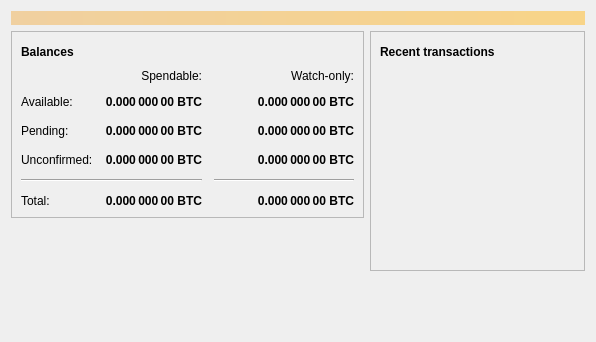
The window that src/qt/forms/overviewpage.ui (bitnet-io/bitnet-core) describes before a commit, drawn with Qt 5.
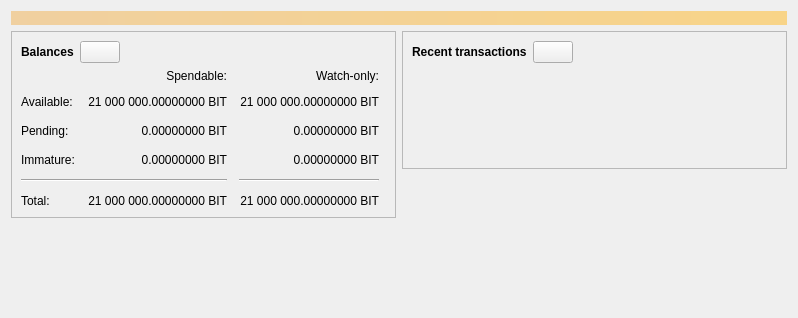
The same window after the commit. Icons and pictures are not drawn. Custom widgets are drawn as their Qt base class.

```diff
--- a/src/qt/forms/overviewpage.ui
+++ b/src/qt/forms/overviewpage.ui
@@ -6,8 +6,8 @@
    <rect>
     <x>0</x>
     <y>0</y>
-    <width>596</width>
-    <height>342</height>
+    <width>798</width>
+    <height>318</height>
    </rect>
   </property>
   <property name="windowTitle">
@@ -68,7 +68,7 @@
               </property>
               <property name="maximumSize">
                <size>
-                <width>30</width>
+                <width>45</width>
                 <height>16777215</height>
                </size>
               </property>
@@ -89,9 +89,6 @@
                 <height>24</height>
                </size>
               </property>
-              <property name="flat">
-               <bool>true</bool>
-              </property>
              </widget>
             </item>
             <item>
@@ -116,12 +113,6 @@
             </property>
             <item row="2" column="2">
              <widget class="QLabel" name="labelWatchPending">
-              <property name="font">
-               <font>
-                <weight>75</weight>
-                <bold>true</bold>
-               </font>
-              </property>
               <property name="cursor">
                <cursorShape>IBeamCursor</cursorShape>
               </property>
@@ -129,7 +120,7 @@
                <string>Unconfirmed transactions to watch-only addresses</string>
               </property>
               <property name="text">
-               <string notr="true">0.000 000 00 BTC</string>
+               <string notr="true">0.00000000 BIT</string>
               </property>
               <property name="alignment">
                <set>Qt::AlignRight|Qt::AlignTrailing|Qt::AlignVCenter</set>
@@ -141,12 +132,6 @@
             </item>
             <item row="2" column="1">
              <widget class="QLabel" name="labelUnconfirmed">
-              <property name="font">
-               <font>
-                <weight>75</weight>
-                <bold>true</bold>
-               </font>
-              </property>
               <property name="cursor">
                <cursorShape>IBeamCursor</cursorShape>
               </property>
@@ -154,7 +139,7 @@
                <string>Total of transactions that have yet to be confirmed, and do not yet count toward the spendable balance</string>
               </property>
               <property name="text">
-               <string notr="true">0.000 000 00 BTC</string>
+               <string notr="true">0.00000000 BIT</string>
               </property>
               <property name="alignment">
                <set>Qt::AlignRight|Qt::AlignTrailing|Qt::AlignVCenter</set>
@@ -166,12 +151,6 @@
             </item>
             <item row="3" column="2">
              <widget class="QLabel" name="labelWatchImmature">
-              <property name="font">
-               <font>
-                <weight>75</weight>
-                <bold>true</bold>
-               </font>
-              </property>
               <property name="cursor">
                <cursorShape>IBeamCursor</cursorShape>
               </property>
@@ -179,7 +158,7 @@
                <string>Mined balance in watch-only addresses that has not yet matured</string>
               </property>
               <property name="text">
-               <string notr="true">0.000 000 00 BTC</string>
+               <string notr="true">0.00000000 BIT</string>
               </property>
               <property name="alignment">
                <set>Qt::AlignRight|Qt::AlignTrailing|Qt::AlignVCenter</set>
@@ -224,12 +203,6 @@
             </item>
             <item row="3" column="1">
              <widget class="QLabel" name="labelImmature">
-              <property name="font">
-               <font>
-                <weight>75</weight>
-                <bold>true</bold>
-               </font>
-              </property>
               <property name="cursor">
                <cursorShape>IBeamCursor</cursorShape>
               </property>
@@ -237,7 +210,7 @@
                <string>Mined balance that has not yet matured</string>
               </property>
               <property name="text">
-               <string notr="true">0.000 000 00 BTC</string>
+               <string notr="true">0.00000000 BIT</string>
               </property>
               <property name="alignment">
                <set>Qt::AlignRight|Qt::AlignTrailing|Qt::AlignVCenter</set>
@@ -263,18 +236,12 @@
             <item row="3" column="0">
              <widget class="QLabel" name="labelImmatureText">
               <property name="text">
-               <string>Unconfirmed:</string>
+               <string>Immature:</string>
               </property>
              </widget>
             </item>
             <item row="5" column="1">
              <widget class="QLabel" name="labelTotal">
-              <property name="font">
-               <font>
-                <weight>75</weight>
-                <bold>true</bold>
-               </font>
-              </property>
               <property name="cursor">
                <cursorShape>IBeamCursor</cursorShape>
               </property>
@@ -282,7 +249,7 @@
                <string>Your current total balance</string>
               </property>
               <property name="text">
-               <string notr="true">0.000 000 00 BTC</string>
+               <string notr="true">21 000 000.00000000 BIT</string>
               </property>
               <property name="alignment">
                <set>Qt::AlignRight|Qt::AlignTrailing|Qt::AlignVCenter</set>
@@ -294,12 +261,6 @@
             </item>
             <item row="5" column="2">
              <widget class="QLabel" name="labelWatchTotal">
-              <property name="font">
-               <font>
-                <weight>75</weight>
-                <bold>true</bold>
-               </font>
-              </property>
               <property name="cursor">
                <cursorShape>IBeamCursor</cursorShape>
               </property>
@@ -307,7 +268,7 @@
                <string>Current total balance in watch-only addresses</string>
               </property>
               <property name="text">
-               <string notr="true">0.000 000 00 BTC</string>
+               <string notr="true">21 000 000.00000000 BIT</string>
               </property>
               <property name="alignment">
                <set>Qt::AlignRight|Qt::AlignTrailing|Qt::AlignVCenter</set>
@@ -336,12 +297,6 @@
             </item>
             <item row="1" column="1">
              <widget class="QLabel" name="labelBalance">
-              <property name="font">
-               <font>
-                <weight>75</weight>
-                <bold>true</bold>
-               </font>
-              </property>
               <property name="cursor">
                <cursorShape>IBeamCursor</cursorShape>
               </property>
@@ -349,7 +304,7 @@
                <string>Your current spendable balance</string>
               </property>
               <property name="text">
-               <string notr="true">0.000 000 00 BTC</string>
+               <string notr="true">21 000 000.00000000 BIT</string>
               </property>
               <property name="alignment">
                <set>Qt::AlignRight|Qt::AlignTrailing|Qt::AlignVCenter</set>
@@ -361,12 +316,6 @@
             </item>
             <item row="1" column="2">
              <widget class="QLabel" name="labelWatchAvailable">
-              <property name="font">
-               <font>
-                <weight>75</weight>
-                <bold>true</bold>
-               </font>
-              </property>
               <property name="cursor">
                <cursorShape>IBeamCursor</cursorShape>
               </property>
@@ -374,7 +323,7 @@
                <string>Your current balance in watch-only addresses</string>
               </property>
               <property name="text">
-               <string notr="true">0.000 000 00 BTC</string>
+               <string notr="true">21 000 000.00000000 BIT</string>
               </property>
               <property name="alignment">
                <set>Qt::AlignRight|Qt::AlignTrailing|Qt::AlignVCenter</set>
@@ -419,25 +368,6 @@
          </property>
         </spacer>
        </item>
-       <item>
-        <widget class="QLabel" name="label_wallet_bgcoin">
-         <property name="text">
-          <string/>
-         </property>
-         <property name="pixmap">
-          <pixmap resource="../bitcoin.qrc">:/icons/wallet_bgcoin</pixmap>
-         </property>
-         <property name="scaledContents">
-          <bool>false</bool>
-         </property>
-         <property name="alignment">
-          <set>Qt::AlignCenter</set>
-         </property>
-         <property name="margin">
-          <number>-2</number>
-         </property>
-        </widget>
-       </item>
       </layout>
      </item>
      <item>
@@ -473,7 +403,7 @@
               </property>
               <property name="maximumSize">
                <size>
-                <width>30</width>
+                <width>45</width>
                 <height>16777215</height>
                </size>
               </property>
@@ -494,9 +424,6 @@
                 <height>24</height>
                </size>
               </property>
-              <property name="flat">
-               <bool>true</bool>
-              </property>
              </widget>
             </item>
             <item>
@@ -528,6 +455,9 @@
             <property name="horizontalScrollBarPolicy">
              <enum>Qt::ScrollBarAlwaysOff</enum>
             </property>
+            <property name="sizeAdjustPolicy">
+             <enum>QAbstractScrollArea::AdjustToContents</enum>
+            </property>
             <property name="selectionMode">
              <enum>QAbstractItemView::NoSelection</enum>
             </property>
@@ -555,6 +485,13 @@
    </item>
   </layout>
  </widget>
+ <customwidgets>
+  <customwidget>
+   <class>TransactionOverviewWidget</class>
+   <extends>QListView</extends>
+   <header>qt/transactionoverviewwidget.h</header>
+  </customwidget>
+ </customwidgets>
  <resources/>
  <connections/>
 </ui>
```
Left out of the diff: 9 changed lines with no effect on the pictures.
